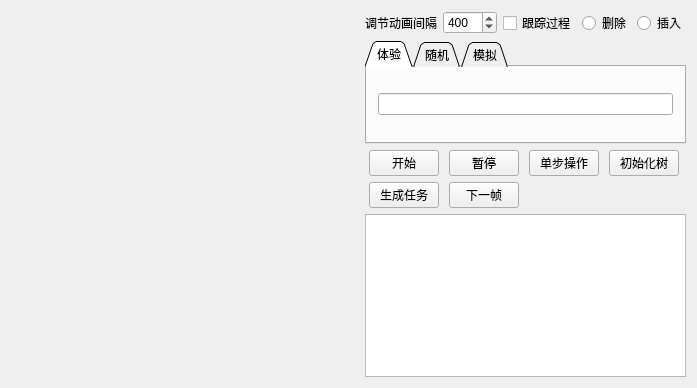
Before: the Qt Designer form widget.ui in dayu521/RBtreedemo, drawn with Qt 5.
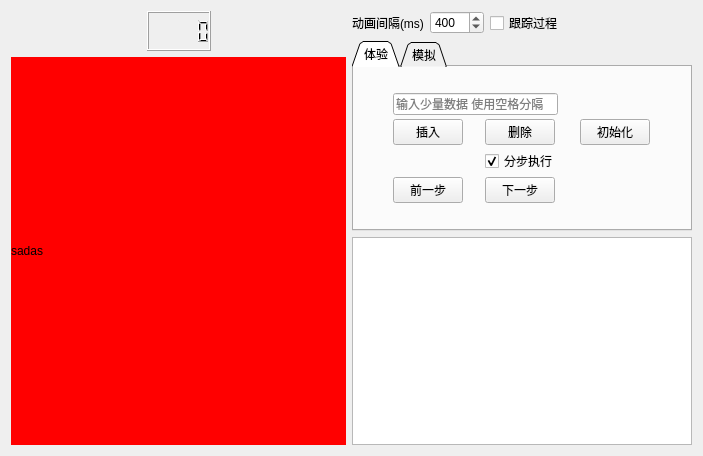
After: the same form once the commit is applied. Custom widgets are drawn as their Qt base class.

Commit message: 最后定型,搞不出来更好的界面,垃圾将就用吧.

Diff of the .ui file:
```diff
--- a/widget.ui
+++ b/widget.ui
@@ -6,8 +6,8 @@
    <rect>
     <x>0</x>
     <y>0</y>
-    <width>697</width>
-    <height>388</height>
+    <width>703</width>
+    <height>456</height>
    </rect>
   </property>
   <property name="sizePolicy">
@@ -19,42 +19,81 @@
   <property name="windowTitle">
    <string>Widget</string>
   </property>
+  <layout class="QHBoxLayout" name="horizontalLayout_7" stretch="1,0">
+   <item>
+    <layout class="QVBoxLayout" name="verticalLayout">
+     <item>
   <layout class="QHBoxLayout" name="horizontalLayout_5">
    <item>
+        <spacer name="horizontalSpacer_6">
+         <property name="orientation">
+          <enum>Qt::Horizontal</enum>
+         </property>
+         <property name="sizeHint" stdset="0">
+          <size>
+           <width>40</width>
+           <height>20</height>
+          </size>
+         </property>
+        </spacer>
+       </item>
+       <item>
+        <widget class="QLCDNumber" name="lcdNumber">
+         <property name="minimumSize">
+          <size>
+           <width>24</width>
+           <height>40</height>
+          </size>
+         </property>
+         <property name="intValue" stdset="0">
+          <number>0</number>
+         </property>
+        </widget>
+       </item>
+       <item>
+        <spacer name="horizontalSpacer_5">
+         <property name="orientation">
+          <enum>Qt::Horizontal</enum>
+         </property>
+         <property name="sizeHint" stdset="0">
+          <size>
+           <width>40</width>
+           <height>20</height>
+          </size>
+         </property>
+        </spacer>
+       </item>
+      </layout>
+     </item>
+     <item>
     <widget class="TreeShow" name="_TreeShow">
      <property name="sizePolicy">
       <sizepolicy hsizetype="Expanding" vsizetype="Expanding">
-       <horstretch>2</horstretch>
-       <verstretch>1</verstretch>
-      </sizepolicy>
-     </property>
-     <property name="minimumSize">
-      <size>
-       <width>80</width>
-       <height>0</height>
-      </size>
-     </property>
+         <horstretch>0</horstretch>
+         <verstretch>0</verstretch>
+        </sizepolicy>
+       </property>
      <property name="styleSheet">
-      <string notr="true"/>
+        <string notr="true">background:red</string>
      </property>
      <property name="text">
-      <string/>
-     </property>
-     <property name="margin">
-      <number>3</number>
+        <string>sadas</string>
      </property>
     </widget>
    </item>
+    </layout>
+   </item>
    <item>
-    <layout class="QGridLayout" name="gridLayout_2">
-     <item row="0" column="0">
-      <layout class="QHBoxLayout" name="horizontalLayout_3">
+    <layout class="QVBoxLayout" name="verticalLayout_2">
        <item>
         <layout class="QHBoxLayout" name="horizontalLayout">
+       <property name="spacing">
+        <number>6</number>
+       </property>
          <item>
           <widget class="QLabel" name="_LableShowSpeed">
            <property name="text">
-            <string>调节动画间隔</string>
+          <string>动画间隔(ms)</string>
            </property>
           </widget>
          </item>
@@ -78,28 +117,25 @@
            </property>
           </widget>
          </item>
-        </layout>
-       </item>
        <item>
-        <widget class="QRadioButton" name="_RemoveRadioButton">
-         <property name="text">
-          <string>删除</string>
+        <spacer name="horizontalSpacer_4">
+         <property name="orientation">
+          <enum>Qt::Horizontal</enum>
          </property>
-        </widget>
-       </item>
-       <item>
-        <widget class="QRadioButton" name="_InsertRadioButton">
-         <property name="text">
-          <string>插入</string>
+         <property name="sizeHint" stdset="0">
+          <size>
+           <width>40</width>
+           <height>20</height>
+          </size>
          </property>
-        </widget>
+        </spacer>
        </item>
       </layout>
      </item>
-     <item row="1" column="0">
+     <item>
       <widget class="QTabWidget" name="tabWidget">
        <property name="sizePolicy">
-        <sizepolicy hsizetype="Preferred" vsizetype="Preferred">
+        <sizepolicy hsizetype="Fixed" vsizetype="Preferred">
          <horstretch>0</horstretch>
          <verstretch>0</verstretch>
         </sizepolicy>
@@ -132,27 +168,137 @@
         <attribute name="title">
          <string>体验</string>
         </attribute>
-        <layout class="QHBoxLayout" name="horizontalLayout_2">
-         <item>
-          <widget class="QLineEdit" name="_LineEditForData"/>
-         </item>
-        </layout>
-       </widget>
-       <widget class="QWidget" name="tab">
-        <attribute name="title">
-         <string>随机</string>
-        </attribute>
-        <layout class="QVBoxLayout" name="verticalLayout">
-         <item>
           <layout class="QHBoxLayout" name="horizontalLayout_4">
            <item>
+          <widget class="QWidget" name="widget_2" native="true">
+           <layout class="QGridLayout" name="gridLayout_2">
+            <property name="horizontalSpacing">
+             <number>5</number>
+            </property>
+            <property name="verticalSpacing">
+             <number>0</number>
+            </property>
+            <item row="0" column="0" colspan="2">
+             <widget class="QLineEdit" name="_LineEditForData">
+              <property name="placeholderText">
+               <string>输入少量数据 使用空格分隔</string>
+              </property>
+             </widget>
+            </item>
+            <item row="1" column="0">
+             <widget class="QPushButton" name="_PushButtonNext_2">
+              <property name="sizePolicy">
+               <sizepolicy hsizetype="Fixed" vsizetype="Fixed">
+                <horstretch>0</horstretch>
+                <verstretch>0</verstretch>
+               </sizepolicy>
+              </property>
+              <property name="maximumSize">
+               <size>
+                <width>70</width>
+                <height>16777215</height>
+               </size>
+              </property>
+              <property name="text">
+               <string>插入</string>
+              </property>
+             </widget>
+            </item>
+            <item row="1" column="1">
+             <widget class="QPushButton" name="_PushButtonNext">
+              <property name="sizePolicy">
+               <sizepolicy hsizetype="Fixed" vsizetype="Fixed">
+                <horstretch>0</horstretch>
+                <verstretch>0</verstretch>
+               </sizepolicy>
+              </property>
+              <property name="maximumSize">
+               <size>
+                <width>70</width>
+                <height>16777215</height>
+               </size>
+              </property>
+              <property name="text">
+               <string>删除</string>
+              </property>
+             </widget>
+            </item>
+            <item row="1" column="2">
+             <widget class="QPushButton" name="_PushButtonStep1_3">
+              <property name="maximumSize">
+               <size>
+                <width>70</width>
+                <height>16777215</height>
+               </size>
+              </property>
+              <property name="text">
+               <string>初始化</string>
+              </property>
+             </widget>
+            </item>
+            <item row="2" column="1">
+             <widget class="QCheckBox" name="checkBox">
+              <property name="sizePolicy">
+               <sizepolicy hsizetype="Fixed" vsizetype="Fixed">
+                <horstretch>0</horstretch>
+                <verstretch>0</verstretch>
+               </sizepolicy>
+              </property>
+              <property name="text">
+               <string>分步执行</string>
+              </property>
+              <property name="checked">
+               <bool>true</bool>
+              </property>
+             </widget>
+            </item>
+            <item row="3" column="0">
+             <widget class="QPushButton" name="_PushButtonStep1">
+              <property name="maximumSize">
+               <size>
+                <width>70</width>
+                <height>16777215</height>
+               </size>
+              </property>
+              <property name="text">
+               <string>前一步</string>
+              </property>
+             </widget>
+            </item>
+            <item row="3" column="1">
+             <widget class="QPushButton" name="_PushButtonStep1_2">
+              <property name="maximumSize">
+               <size>
+                <width>70</width>
+                <height>16777215</height>
+               </size>
+              </property>
+              <property name="text">
+               <string>下一步</string>
+              </property>
+             </widget>
+            </item>
+           </layout>
+          </widget>
+         </item>
+        </layout>
+       </widget>
+       <widget class="QWidget" name="tab_3">
+        <attribute name="title">
+         <string>模拟</string>
+        </attribute>
+        <layout class="QHBoxLayout" name="horizontalLayout_2">
+         <item>
+          <widget class="QWidget" name="widget" native="true">
+           <layout class="QGridLayout" name="gridLayout">
+            <item row="0" column="0">
             <widget class="QLabel" name="label">
              <property name="text">
-              <string>模拟次数</string>
+               <string>数据量</string>
              </property>
             </widget>
            </item>
-           <item>
+            <item row="0" column="1" colspan="2">
             <widget class="QSpinBox" name="spinBox">
              <property name="maximum">
               <number>999</number>
@@ -162,24 +308,21 @@
              </property>
             </widget>
            </item>
-           <item>
-            <spacer name="horizontalSpacer">
-             <property name="orientation">
-              <enum>Qt::Horizontal</enum>
-             </property>
-             <property name="sizeHint" stdset="0">
-              <size>
-               <width>40</width>
-               <height>20</height>
-              </size>
-             </property>
-            </spacer>
-           </item>
-          </layout>
-         </item>
-         <item>
-          <layout class="QHBoxLayout" name="horizontalLayout_6">
-           <item>
+            <item row="0" column="3">
+             <widget class="QRadioButton" name="_RemoveRadioButton">
+              <property name="text">
+               <string>删除</string>
+              </property>
+             </widget>
+            </item>
+            <item row="0" column="4">
+             <widget class="QRadioButton" name="_InsertRadioButton">
+              <property name="text">
+               <string>插入</string>
+              </property>
+             </widget>
+            </item>
+            <item row="1" column="0">
             <widget class="QLabel" name="label_2">
              <property name="sizePolicy">
               <sizepolicy hsizetype="Fixed" vsizetype="Preferred">
@@ -192,7 +335,7 @@
              </property>
             </widget>
            </item>
-           <item>
+            <item row="1" column="1">
             <widget class="QLineEdit" name="_RangeLeft">
              <property name="sizePolicy">
               <sizepolicy hsizetype="Maximum" vsizetype="Fixed">
@@ -211,7 +354,7 @@
              </property>
             </widget>
            </item>
-           <item>
+            <item row="1" column="3">
             <widget class="QLineEdit" name="_RangeRight">
              <property name="sizePolicy">
               <sizepolicy hsizetype="Maximum" vsizetype="Fixed">
@@ -230,38 +373,86 @@
              </property>
             </widget>
            </item>
+            <item row="1" column="4">
+             <widget class="QComboBox" name="comboBox">
            <item>
-            <spacer name="horizontalSpacer_4">
+               <property name="text">
+                <string>随机</string>
+               </property>
+              </item>
+              <item>
+               <property name="text">
+                <string>从小到大</string>
+               </property>
+              </item>
+              <item>
+               <property name="text">
+                <string>自定义</string>
+               </property>
+              </item>
+             </widget>
+            </item>
+            <item row="2" column="0" colspan="2">
+             <widget class="QPushButton" name="_PushButtonForTask">
+              <property name="sizePolicy">
+               <sizepolicy hsizetype="Fixed" vsizetype="Fixed">
+                <horstretch>0</horstretch>
+                <verstretch>0</verstretch>
+               </sizepolicy>
+              </property>
+              <property name="maximumSize">
+               <size>
+                <width>70</width>
+                <height>16777215</height>
+               </size>
+              </property>
+              <property name="text">
+               <string>生成任务</string>
+              </property>
+             </widget>
+            </item>
+            <item row="2" column="2" colspan="2">
+             <widget class="QPushButton" name="_PushButtonInitial">
+              <property name="maximumSize">
+               <size>
+                <width>70</width>
+                <height>16777215</height>
+               </size>
+              </property>
+              <property name="text">
+               <string>初始化树</string>
+              </property>
+             </widget>
+            </item>
+            <item row="2" column="4">
+             <spacer name="horizontalSpacer">
              <property name="orientation">
               <enum>Qt::Horizontal</enum>
              </property>
              <property name="sizeHint" stdset="0">
               <size>
-               <width>40</width>
+                <width>112</width>
                <height>20</height>
               </size>
              </property>
             </spacer>
            </item>
-          </layout>
-         </item>
-        </layout>
-       </widget>
-       <widget class="QWidget" name="tab_3">
-        <attribute name="title">
-         <string>模拟</string>
-        </attribute>
-        <layout class="QHBoxLayout" name="horizontalLayout_7">
+            <item row="3" column="0" colspan="5">
+             <layout class="QHBoxLayout" name="horizontalLayout_3">
          <item>
-          <widget class="QLCDNumber" name="lcdNumber"/>
-         </item>
-        </layout>
-       </widget>
-      </widget>
-     </item>
-     <item row="2" column="0">
-      <layout class="QGridLayout" name="gridLayout">
-       <item row="0" column="0">
+               <spacer name="horizontalSpacer_3">
+                <property name="orientation">
+                 <enum>Qt::Horizontal</enum>
+                </property>
+                <property name="sizeHint" stdset="0">
+                 <size>
+                  <width>42</width>
+                  <height>17</height>
+                 </size>
+                </property>
+               </spacer>
+              </item>
+              <item>
         <widget class="QPushButton" name="_PushButtonStart">
          <property name="maximumSize">
           <size>
@@ -274,7 +465,7 @@
          </property>
         </widget>
        </item>
-       <item row="0" column="1">
+              <item>
         <widget class="QPushButton" name="_PushButtonStop">
          <property name="maximumSize">
           <size>
@@ -287,76 +478,32 @@
          </property>
         </widget>
        </item>
-       <item row="0" column="2">
-        <widget class="QPushButton" name="_PushButtonStep1">
-         <property name="maximumSize">
-          <size>
-           <width>70</width>
-           <height>16777215</height>
-          </size>
-         </property>
-         <property name="text">
-          <string>单步操作</string>
-         </property>
-        </widget>
-       </item>
-       <item row="0" column="3">
-        <widget class="QPushButton" name="_PushButtonInitial">
-         <property name="maximumSize">
+              <item>
+               <spacer name="horizontalSpacer_2">
+                <property name="orientation">
+                 <enum>Qt::Horizontal</enum>
+                </property>
+                <property name="sizeHint" stdset="0">
           <size>
-           <width>70</width>
-           <height>16777215</height>
-          </size>
-         </property>
-         <property name="text">
-          <string>初始化树</string>
-         </property>
-        </widget>
-       </item>
-       <item row="1" column="0">
-        <widget class="QPushButton" name="_PushButtonForTask">
-         <property name="sizePolicy">
-          <sizepolicy hsizetype="Fixed" vsizetype="Fixed">
-           <horstretch>0</horstretch>
-           <verstretch>0</verstretch>
-          </sizepolicy>
-         </property>
-         <property name="maximumSize">
-          <size>
-           <width>70</width>
-           <height>16777215</height>
-          </size>
-         </property>
-         <property name="text">
-          <string>生成任务</string>
-         </property>
-        </widget>
-       </item>
-       <item row="1" column="1">
-        <widget class="QPushButton" name="_PushButtonNext">
-         <property name="sizePolicy">
-          <sizepolicy hsizetype="Fixed" vsizetype="Fixed">
-           <horstretch>0</horstretch>
-           <verstretch>0</verstretch>
-          </sizepolicy>
-         </property>
-         <property name="maximumSize">
-          <size>
-           <width>70</width>
-           <height>16777215</height>
-          </size>
-         </property>
-         <property name="text">
-          <string>下一帧</string>
-         </property>
+                  <width>42</width>
+                  <height>20</height>
+                 </size>
+                </property>
+               </spacer>
+              </item>
+             </layout>
+            </item>
+           </layout>
         </widget>
        </item>
       </layout>
+       </widget>
+      </widget>
      </item>
-     <item row="3" column="0">
+     <item>
       <widget class="QTextBrowser" name="_TextBrowserInfo">
        <property name="sizePolicy">
-        <sizepolicy hsizetype="Preferred" vsizetype="Expanding">
+        <sizepolicy hsizetype="Preferred" vsizetype="Preferred">
          <horstretch>1</horstretch>
          <verstretch>1</verstretch>
         </sizepolicy>
```
Lines whose indentation alone changed are shown as unchanged. The commit also changes 5 other files.
